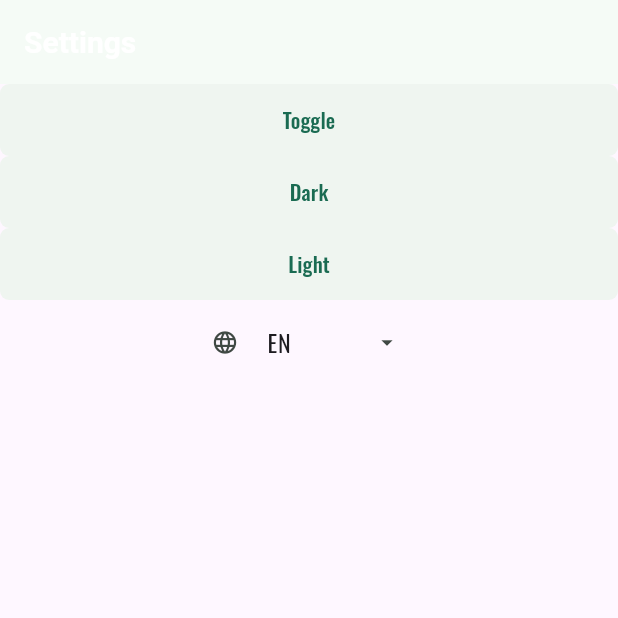
After one commit to LarvixON-ZPI/larvixon-frontend, a Flutter app: the SettingsPage screen opened by its route, on a phone screen of 412 x 824 dp, the top half of it. The commit adds this screen. Run offline on Flutter 3.47's test engine with Material 3 defaults, Android fonts, the phone set to English and light mode, and no system bars; our stand-ins replace bloc, dio, equatable, file_picker, flutter_bloc, flutter_secure_storage and 5 more; accounts and stored records are empty.

Commit message:
feat: added skeletop settings page and refactored landing_scaffold -> app_shell to be more generic

```diff
--- a/lib/core/app_router.dart
+++ b/lib/core/app_router.dart
@@ -8,9 +8,12 @@ import 'package:larvixon_frontend/src/analysis/blocs/analysis_bloc/analysis_bloc
 import 'package:larvixon_frontend/src/analysis/blocs/analysis_list_cubit/analysis_list_cubit.dart';
 import 'package:larvixon_frontend/src/analysis/domain/repositories/analysis_repository.dart';
 import 'package:larvixon_frontend/src/analysis/presentation/analysis_details_page.dart';
+import 'package:larvixon_frontend/src/common/widgets/footer.dart';
 import 'package:larvixon_frontend/src/landing/presentation/about/about_page.dart';
 import 'package:larvixon_frontend/src/landing/presentation/contact/contact_page.dart';
-import 'package:larvixon_frontend/src/landing/presentation/landing_scaffold.dart';
+import 'package:larvixon_frontend/src/landing/presentation/landing_navbar.dart';
+import 'package:larvixon_frontend/src/common/app_shell.dart';
+import 'package:larvixon_frontend/src/settings/presentation/pages/settings_page.dart';
 
 import '../src/authentication/bloc/auth_bloc.dart';
 import '../src/authentication/presentation/auth_form.dart';
@@ -43,6 +46,8 @@ class AppRouter {
   );
   final GlobalKey<NavigatorState> _landingShellNavigatorKey =
       GlobalKey<NavigatorState>(debugLabel: 'LandingShell');
+  final GlobalKey<NavigatorState> _appShellNavigatorKey =
+      GlobalKey<NavigatorState>(debugLabel: 'AppShell');
 
   late final router = GoRouter(
     initialLocation: LandingPage.route,
@@ -52,7 +57,11 @@ class AppRouter {
       ShellRoute(
         navigatorKey: _landingShellNavigatorKey,
         pageBuilder: (context, state, child) {
-          return LandingScaffold(child: child).withSlideTransition(state);
+          return AppShell(
+            navbar: LandingNavBar(),
+            footer: Footer(),
+            child: child,
+          ).withSlideTransition(state);
         },
 
         routes: [
@@ -141,6 +150,13 @@ class AppRouter {
           return const SizedBox.shrink();
         },
       ),
+      GoRoute(
+        path: SettingsPage.route,
+        name: SettingsPage.name,
+        builder: (context, state) {
+          return SettingsPage();
+        },
+      ),
     ],
     redirect: (context, state) {
       final authState = authBloc.state;
--- /dev/null
+++ b/lib/src/settings/presentation/pages/settings_page.dart
@@ -0,0 +1,53 @@
+import 'package:flutter/material.dart';
+import 'package:flutter_bloc/flutter_bloc.dart';
+import 'package:larvixon_frontend/l10n/app_localizations.dart';
+import 'package:larvixon_frontend/src/settings/presentation/blocs/cubit/settings_cubit.dart';
+import 'package:larvixon_frontend/src/settings/presentation/widgets/locale_dropdown_menu.dart';
+
+class SettingsPage extends StatefulWidget {
+  static const route = '/settings';
+  static const name = 'settings';
+  const SettingsPage({super.key});
+
+  @override
+  State<SettingsPage> createState() => _SettingsPageState();
+}
+
+class _SettingsPageState extends State<SettingsPage> {
+  @override
+  Widget build(BuildContext context) {
+    return Scaffold(
+      appBar: AppBar(title: Text("Settings")),
+
+      body: BlocBuilder<SettingsCubit, SettingsState>(
+        builder: (context, state) {
+          return Center(
+            child: Column(
+              children: [
+                ElevatedButton(
+                  child: Text("Toggle"),
+                  onPressed: () => context.read<SettingsCubit>().toggleTheme(),
+                ),
+                ElevatedButton(
+                  child: Text("Dark"),
+
+                  onPressed: () => context.read<SettingsCubit>().setTheme(
+                    theme: ThemeMode.dark,
+                  ),
+                ),
+                ElevatedButton(
+                  child: Text("Light"),
+
+                  onPressed: () => context.read<SettingsCubit>().setTheme(
+                    theme: ThemeMode.light,
+                  ),
+                ),
+                LocaleDropdownMenu(),
+              ],
+            ),
+          );
+        },
+      ),
+    );
+  }
+}
```
Also changed, not shown: lib/src/common/app_shell.dart (added, +33 -0 lines), lib/src/landing/presentation/landing_scaffold.dart (deleted, +0 -38 lines).
